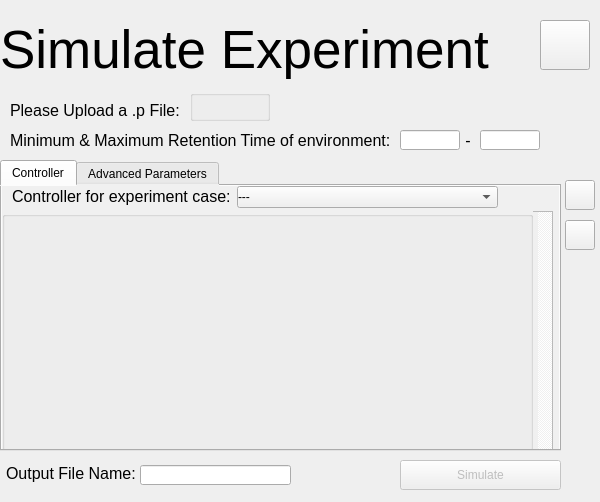
Above: vimmsVisualisedGUI/SimulatePage.ui from Adam-Tem/vimmsVisualised before the change. Below: the same form after it.
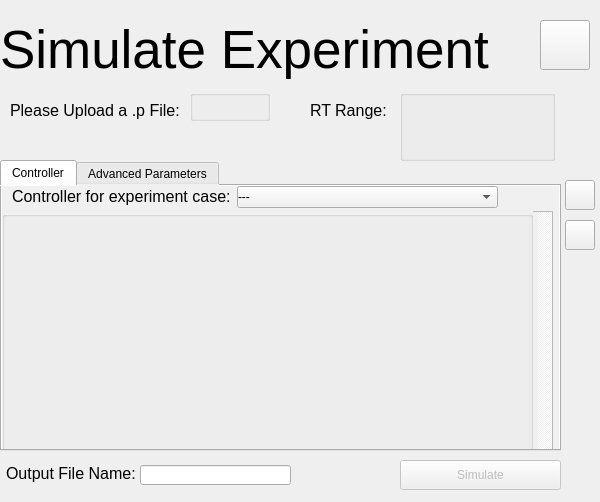
That is the form after the change.

Commit message: RT slider now added to the simulate page.

```diff
--- a/vimmsVisualisedGUI/SimulatePage.ui
+++ b/vimmsVisualisedGUI/SimulatePage.ui
@@ -65,65 +65,6 @@
     <string>Please Upload a .p File:</string>
    </property>
   </widget>
-  <widget class="QLabel" name="MinRTLabel">
-   <property name="geometry">
-    <rect>
-     <x>10</x>
-     <y>130</y>
-     <width>401</width>
-     <height>21</height>
-    </rect>
-   </property>
-   <property name="font">
-    <font>
-     <pointsize>12</pointsize>
-    </font>
-   </property>
-   <property name="text">
-    <string>Minimum &amp; Maximum Retention Time of environment:</string>
-   </property>
-  </widget>
-  <widget class="QLineEdit" name="min_rt">
-   <property name="geometry">
-    <rect>
-     <x>400</x>
-     <y>130</y>
-     <width>60</width>
-     <height>20</height>
-    </rect>
-   </property>
-  </widget>
-  <widget class="QLineEdit" name="max_rt">
-   <property name="geometry">
-    <rect>
-     <x>480</x>
-     <y>130</y>
-     <width>60</width>
-     <height>20</height>
-    </rect>
-   </property>
-  </widget>
-  <widget class="QLabel" name="rtDash">
-   <property name="geometry">
-    <rect>
-     <x>460</x>
-     <y>130</y>
-     <width>16</width>
-     <height>21</height>
-    </rect>
-   </property>
-   <property name="font">
-    <font>
-     <pointsize>12</pointsize>
-    </font>
-   </property>
-   <property name="text">
-    <string>-</string>
-   </property>
-   <property name="alignment">
-    <set>Qt::AlignCenter</set>
-   </property>
-  </widget>
   <widget class="QPushButton" name="LoadParamsButton">
    <property name="geometry">
     <rect>
@@ -1053,6 +994,40 @@
     <string/>
    </property>
   </widget>
+  <widget class="QLabel" name="RTRangeLabel">
+   <property name="geometry">
+    <rect>
+     <x>310</x>
+     <y>100</y>
+     <width>81</width>
+     <height>21</height>
+    </rect>
+   </property>
+   <property name="font">
+    <font>
+     <pointsize>12</pointsize>
+    </font>
+   </property>
+   <property name="text">
+    <string>RT Range:</string>
+   </property>
+  </widget>
+  <widget class="QGroupBox" name="RTSliderGroupBox">
+   <property name="geometry">
+    <rect>
+     <x>400</x>
+     <y>90</y>
+     <width>155</width>
+     <height>71</height>
+    </rect>
+   </property>
+   <property name="styleSheet">
+    <string notr="true"/>
+   </property>
+   <property name="title">
+    <string/>
+   </property>
+  </widget>
  </widget>
  <resources/>
  <connections/>
```
The commit also changes 8 other files.
